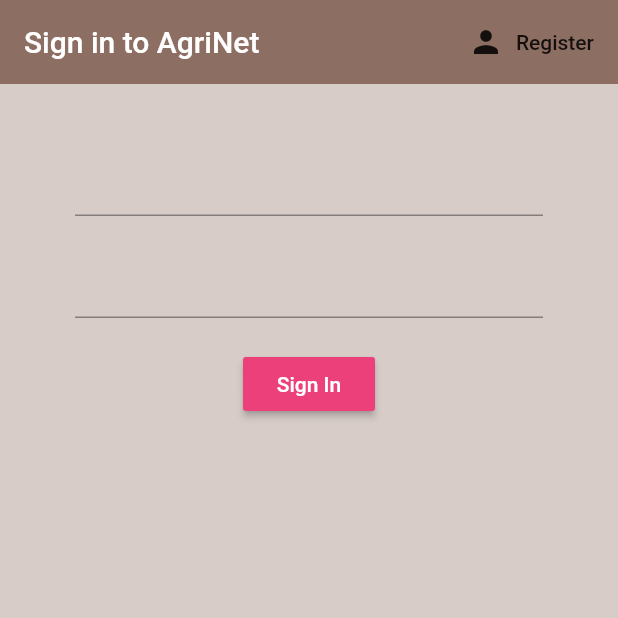
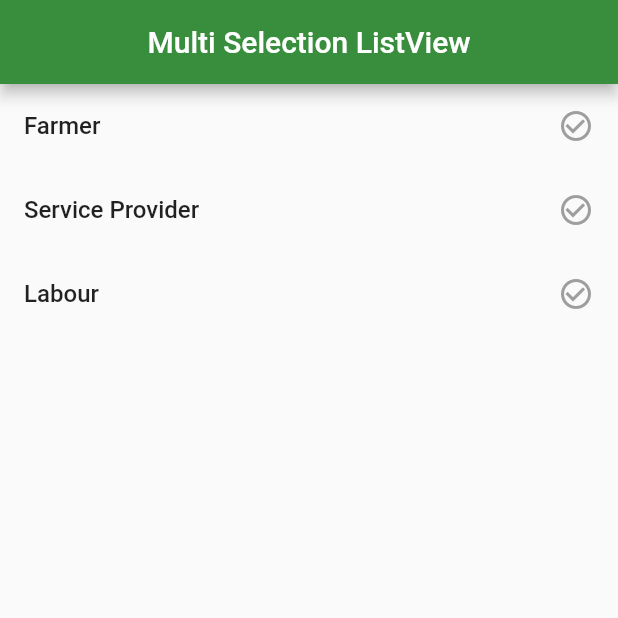
Before and after one commit to sujithsureshkumar/agrinet, a Flutter app: the screen it shows after launch, on a phone screen of 412 x 824 dp, the top half of it. Run offline on Flutter 3.47's test engine with Material 2 defaults, Android fonts, the phone set to English and light mode, and no system bars; our stand-ins replace cloud_firestore, firebase_auth, firebase_core; accounts and stored records are empty.

```diff
--- a/lib/main.dart
+++ b/lib/main.dart
@@ -1,4 +1,5 @@
 import 'package:AgriNet/models/users.dart';
+import 'package:AgriNet/screens/pages/profile_selection.dart';
 import 'package:AgriNet/services/auth.dart';
 import 'package:firebase_core/firebase_core.dart';
 import 'package:AgriNet/providers/wrapper.dart';
@@ -31,7 +32,7 @@ class MyApp extends StatelessWidget {
           primaryColorLight: Color(0xFFFBE0E6),
           accentColor: Color(0xFF1B1F32),
         ),
-        home: Wrapper(),
+        home: ProfileSelection(),
       ),
     );
   }
--- /dev/null
+++ b/lib/models/profile.dart
@@ -0,0 +1,8 @@
+class Profile{
+
+  String name,image;
+  bool isSelected;
+
+  Profile(this.name, this.image, this.isSelected);
+
+}
--- /dev/null
+++ b/lib/screens/pages/profile_selection.dart
@@ -0,0 +1,105 @@
+import 'package:flutter/material.dart';
+
+import '../../models/profile.dart';
+
+class ProfileSelection extends StatefulWidget {
+  @override
+  _ProfileSelectionState createState() => _ProfileSelectionState();
+}
+
+class _ProfileSelectionState extends State<ProfileSelection > {
+
+  List<Profile> profiles = [
+    Profile("Farmer", "0778979454", false),
+    Profile("Service Provider", "0766223795", false),
+    Profile("Labour", "0749112016", false),
+  ];
+
+  List<Profile> selectedProfiles = [];
+
+  @override
+  Widget build(BuildContext context) {
+    return Scaffold(
+      appBar: AppBar(
+        title: Text("Multi Selection ListView"),
+        centerTitle: true,
+        backgroundColor: Colors.green[700],
+      ),
+      body: SafeArea(
+        child: Container(
+          child: Column(
+            children: [
+              Expanded(
+                child: ListView.builder(
+                    itemCount: profiles.length,
+                    itemBuilder: (BuildContext context, int index) {
+                      // return item
+                      return ProfileItem(
+                        profiles[index].name,
+                        profiles[index].image,
+                        profiles[index].isSelected,
+                        index,
+                      );
+                    }),
+              ),
+              selectedProfiles.length > 0 ? Padding(
+                padding: const EdgeInsets.symmetric(
+                  horizontal: 25,
+                  vertical: 10,
+                ),
+                child: SizedBox(
+                  width: double.infinity,
+                  child: RaisedButton(
+                    color: Colors.green[700],
+                    child: Text(
+                      "Proceed (${selectedProfiles.length})",
+                      style: TextStyle(
+                        color: Colors.white,
+                        fontSize: 18,
+                      ),
+                    ),
+                    onPressed: () {
+                      print("Delete List Lenght: ${selectedProfiles.length}");
+                    },
+                  ),
+                ),
+              ): Container(),
+            ],
+          ),
+        ),
+      ),
+    );
+  }
+
+  Widget ProfileItem(
+      String name, String image, bool isSelected, int index) {
+    return ListTile(
+      title: Text(
+        name,
+        style: TextStyle(
+          fontWeight: FontWeight.w500,
+        ),
+      ),
+      trailing: isSelected
+          ? Icon(
+        Icons.check_circle,
+        color: Colors.green[700],
+      )
+          : Icon(
+        Icons.check_circle_outline,
+        color: Colors.grey,
+      ),
+      onTap: () {
+        setState(() {
+          profiles[index].isSelected = !profiles[index].isSelected;
+          if (profiles[index].isSelected == true) {
+            selectedProfiles.add(Profile(name, image, true));
+          } else if (profiles[index].isSelected == false) {
+            selectedProfiles
+                .removeWhere((element) => element.name == profiles[index].name);
+          }
+        });
+      },
+    );
+  }
+}
```
